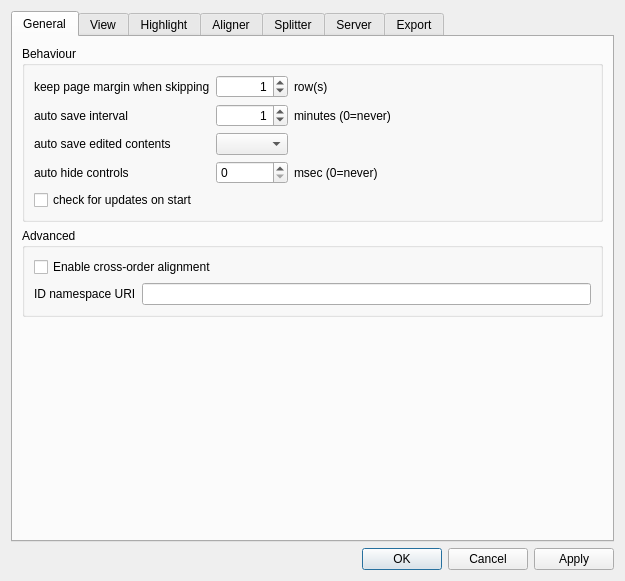
The window that src/SettingsDialog.ui (czcorpus/InterText_editor) describes before a commit, drawn with Qt 5.
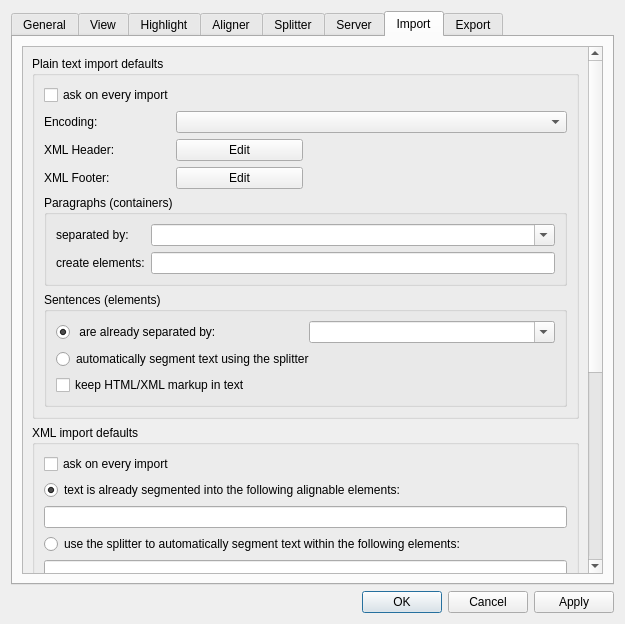
The same window after the commit. The open tabs and pages were chosen to show the change. Icons and pictures are not drawn.

Commit message: Add default settings for import.

The edit to the form file:
```diff
--- a/src/SettingsDialog.ui
+++ b/src/SettingsDialog.ui
@@ -7,7 +7,7 @@
     <x>0</x>
     <y>0</y>
     <width>625</width>
-    <height>581</height>
+    <height>624</height>
    </rect>
   </property>
   <property name="windowTitle">
@@ -1178,6 +1178,286 @@
        </item>
       </layout>
      </widget>
+     <widget class="QWidget" name="tab_import">
+      <attribute name="title">
+       <string>Import</string>
+      </attribute>
+      <layout class="QVBoxLayout" name="verticalLayout_9">
+       <item>
+        <widget class="QScrollArea" name="scrollArea_import">
+         <property name="widgetResizable">
+          <bool>true</bool>
+         </property>
+         <widget class="QWidget" name="scrollAreaWidgetContents">
+          <property name="geometry">
+           <rect>
+            <x>0</x>
+            <y>0</y>
+            <width>569</width>
+            <height>949</height>
+           </rect>
+          </property>
+          <layout class="QVBoxLayout" name="verticalLayout_10">
+           <item>
+            <widget class="QGroupBox" name="groupBox_textimport">
+             <property name="title">
+              <string>Plain text import defaults</string>
+             </property>
+             <layout class="QGridLayout" name="gridLayout_21">
+              <item row="3" column="1">
+               <widget class="QPushButton" name="buttonXmlFooterEdit">
+                <property name="text">
+                 <string>Edit</string>
+                </property>
+               </widget>
+              </item>
+              <item row="2" column="1">
+               <widget class="QPushButton" name="buttonXmlHeaderEdit">
+                <property name="text">
+                 <string>Edit</string>
+                </property>
+               </widget>
+              </item>
+              <item row="5" column="0" colspan="4">
+               <widget class="QGroupBox" name="sentBox">
+                <property name="title">
+                 <string>Sentences (elements)</string>
+                </property>
+                <layout class="QGridLayout" name="gridLayout_20">
+                 <item row="2" column="0" colspan="2">
+                  <widget class="QCheckBox" name="keepMarkup">
+                   <property name="text">
+                    <string>keep HTML/XML markup in text</string>
+                   </property>
+                  </widget>
+                 </item>
+                 <item row="0" column="1">
+                  <widget class="QComboBox" name="sentSepEdit">
+                   <property name="editable">
+                    <bool>true</bool>
+                   </property>
+                  </widget>
+                 </item>
+                 <item row="0" column="0">
+                  <widget class="QRadioButton" name="sel_sentSep">
+                   <property name="text">
+                    <string> are already separated by:</string>
+                   </property>
+                   <property name="checked">
+                    <bool>true</bool>
+                   </property>
+                  </widget>
+                 </item>
+                 <item row="1" column="0" colspan="2">
+                  <widget class="QRadioButton" name="sel_autoSep">
+                   <property name="text">
+                    <string>automatically segment text using the splitter</string>
+                   </property>
+                  </widget>
+                 </item>
+                </layout>
+               </widget>
+              </item>
+              <item row="3" column="0">
+               <widget class="QLabel" name="labelXmlFooter">
+                <property name="text">
+                 <string>XML Footer:</string>
+                </property>
+               </widget>
+              </item>
+              <item row="0" column="0" colspan="4">
+               <widget class="QCheckBox" name="askOnTextCheckBox">
+                <property name="text">
+                 <string>ask on every import</string>
+                </property>
+               </widget>
+              </item>
+              <item row="2" column="0">
+               <widget class="QLabel" name="labelXmlHeader">
+                <property name="text">
+                 <string>XML Header:</string>
+                </property>
+               </widget>
+              </item>
+              <item row="1" column="1" colspan="3">
+               <widget class="QComboBox" name="encSel"/>
+              </item>
+              <item row="4" column="0" colspan="4">
+               <widget class="QGroupBox" name="parBox">
+                <property name="title">
+                 <string>Paragraphs (containers)</string>
+                </property>
+                <layout class="QGridLayout" name="gridLayout_19">
+                 <item row="0" column="1">
+                  <widget class="QComboBox" name="parSepEdit">
+                   <property name="editable">
+                    <bool>true</bool>
+                   </property>
+                  </widget>
+                 </item>
+                 <item row="0" column="0">
+                  <widget class="QLabel" name="label_parSep_2">
+                   <property name="text">
+                    <string>separated by:</string>
+                   </property>
+                  </widget>
+                 </item>
+                 <item row="1" column="0">
+                  <widget class="QLabel" name="label_parEl">
+                   <property name="text">
+                    <string>create elements:</string>
+                   </property>
+                  </widget>
+                 </item>
+                 <item row="1" column="1">
+                  <widget class="QLineEdit" name="parElEdit"/>
+                 </item>
+                </layout>
+               </widget>
+              </item>
+              <item row="1" column="0">
+               <widget class="QLabel" name="labelEncoding">
+                <property name="text">
+                 <string>Encoding:</string>
+                </property>
+               </widget>
+              </item>
+             </layout>
+            </widget>
+           </item>
+           <item>
+            <widget class="QGroupBox" name="groupBox_XmlImport">
+             <property name="title">
+              <string>XML import defaults</string>
+             </property>
+             <layout class="QGridLayout" name="gridLayout_22">
+              <item row="4" column="0" colspan="2">
+               <widget class="QRadioButton" name="sel_textelements">
+                <property name="text">
+                 <string>use the splitter to automatically segment text within the following elements:</string>
+                </property>
+               </widget>
+              </item>
+              <item row="0" column="0" colspan="2">
+               <widget class="QCheckBox" name="askOnXmlCheckBox">
+                <property name="text">
+                 <string>ask on every import</string>
+                </property>
+               </widget>
+              </item>
+              <item row="6" column="0" colspan="2">
+               <widget class="QCheckBox" name="lockIDs_checkBox">
+                <property name="text">
+                 <string>Lock imported XML for structure changes and preserve original IDs</string>
+                </property>
+               </widget>
+              </item>
+              <item row="1" column="0">
+               <widget class="QRadioButton" name="sel_alelements">
+                <property name="text">
+                 <string>text is already segmented into the following alignable elements:</string>
+                </property>
+                <property name="checked">
+                 <bool>true</bool>
+                </property>
+               </widget>
+              </item>
+              <item row="2" column="0" colspan="2">
+               <widget class="QLineEdit" name="edit_alelements"/>
+              </item>
+              <item row="5" column="0" colspan="2">
+               <widget class="QLineEdit" name="edit_textelements"/>
+              </item>
+             </layout>
+            </widget>
+           </item>
+           <item>
+            <widget class="QGroupBox" name="groupBox_2">
+             <property name="title">
+              <string>Splitter defaults</string>
+             </property>
+             <layout class="QGridLayout" name="gridLayout_23">
+              <item row="0" column="0">
+               <widget class="QLabel" name="label_profile">
+                <property name="text">
+                 <string>profile:</string>
+                </property>
+                <property name="alignment">
+                 <set>Qt::AlignRight|Qt::AlignTrailing|Qt::AlignVCenter</set>
+                </property>
+               </widget>
+              </item>
+              <item row="0" column="1">
+               <widget class="QComboBox" name="splitterProfileSel"/>
+              </item>
+              <item row="1" column="0">
+               <widget class="QLabel" name="label_sentEl">
+                <property name="text">
+                 <string>create elements:</string>
+                </property>
+               </widget>
+              </item>
+              <item row="1" column="1">
+               <widget class="QLineEdit" name="sentElEdit"/>
+              </item>
+             </layout>
+            </widget>
+           </item>
+           <item>
+            <widget class="QGroupBox" name="groupBox_emptyimport">
+             <property name="title">
+              <string>Empty document creation</string>
+             </property>
+             <layout class="QFormLayout" name="formLayout_2">
+              <item row="0" column="0">
+               <widget class="QLabel" name="label_emptyXmlTemplate">
+                <property name="text">
+                 <string>XML template:</string>
+                </property>
+               </widget>
+              </item>
+              <item row="0" column="1">
+               <widget class="QPushButton" name="buttonXmlTemplateEdit">
+                <property name="text">
+                 <string>Edit</string>
+                </property>
+               </widget>
+              </item>
+             </layout>
+            </widget>
+           </item>
+           <item>
+            <widget class="QGroupBox" name="groupBox">
+             <property name="title">
+              <string>Default numbering of elements</string>
+             </property>
+             <layout class="QVBoxLayout" name="verticalLayout_11">
+              <item>
+               <widget class="QRadioButton" name="twolevelButton">
+                <property name="text">
+                 <string>Use two level numbering (IDs of alignable elements and their parents may change)</string>
+                </property>
+                <property name="checked">
+                 <bool>true</bool>
+                </property>
+               </widget>
+              </item>
+              <item>
+               <widget class="QRadioButton" name="singleButton">
+                <property name="text">
+                 <string>Use single level numbering (IDs of aligned elements may change)</string>
+                </property>
+               </widget>
+              </item>
+             </layout>
+            </widget>
+           </item>
+          </layout>
+         </widget>
+        </widget>
+       </item>
+      </layout>
+     </widget>
      <widget class="QWidget" name="tab">
       <attribute name="title">
        <string>Export</string>
```
Left out of the diff: 115 changed lines with no effect on the pictures. The commit also changes 6 other files.
